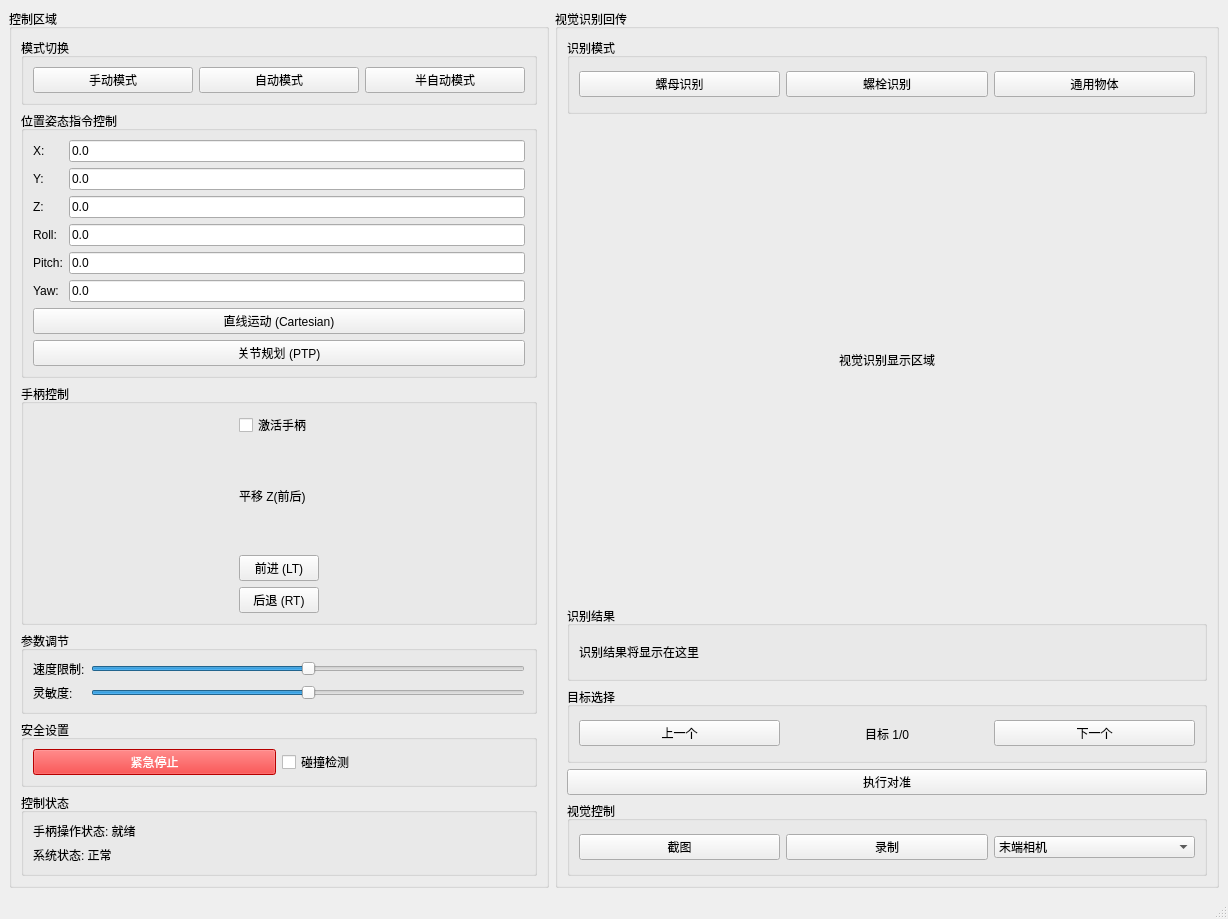
FecyJ/ui, file mainwindow.ui: the form before one commit.
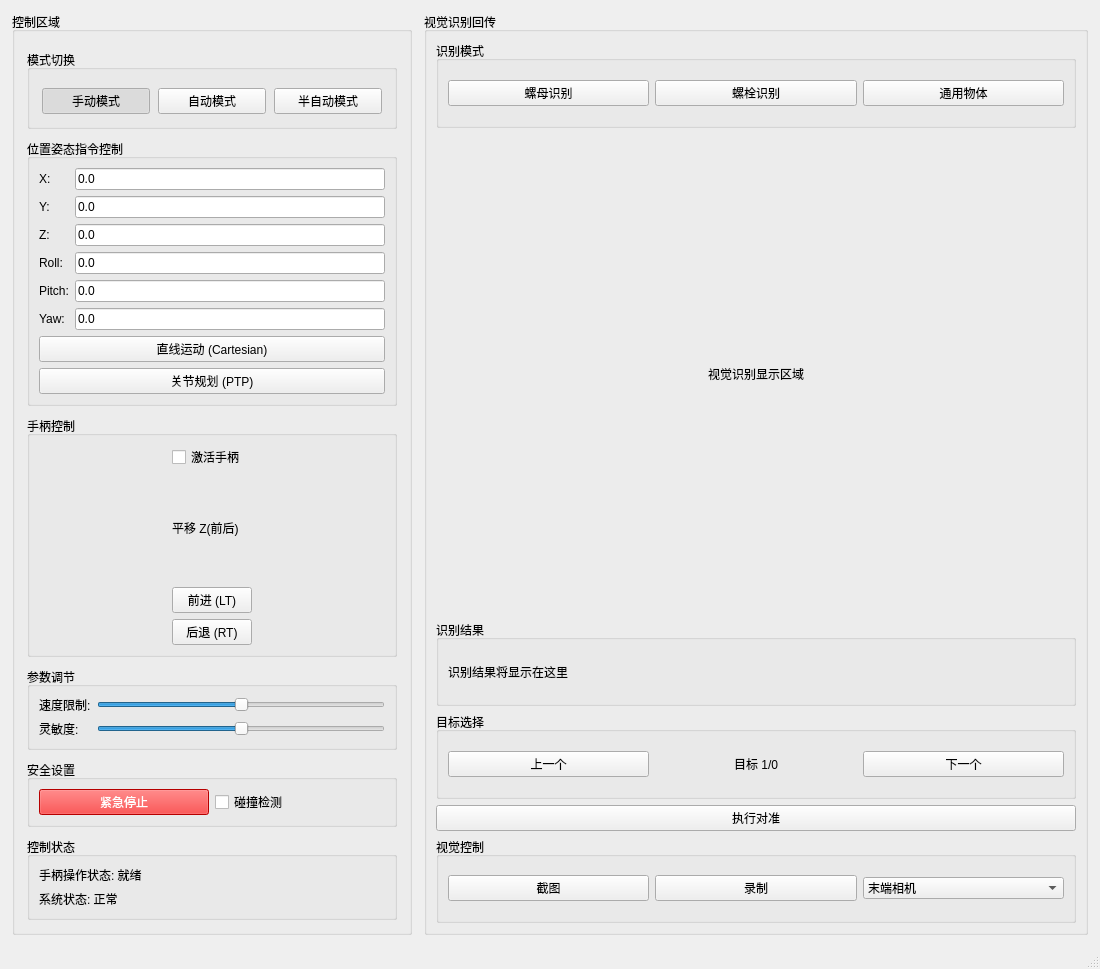
The form after the commit.

```diff
--- a/mainwindow.ui
+++ b/mainwindow.ui
@@ -15,13 +15,49 @@
   </property>
   <widget class="QWidget" name="centralwidget">
    <layout class="QHBoxLayout" name="horizontalLayout">
+    <property name="spacing">
+     <number>12</number>
+    </property>
+    <property name="leftMargin">
+     <number>12</number>
+    </property>
+    <property name="topMargin">
+     <number>12</number>
+    </property>
+    <property name="rightMargin">
+     <number>12</number>
+    </property>
+    <property name="bottomMargin">
+     <number>12</number>
+    </property>
     <!-- 左侧控制区域 -->
     <item>
      <widget class="QGroupBox" name="controlGroupBox">
       <property name="title">
        <string>控制区域</string>
       </property>
+      <property name="maximumSize">
+       <size>
+        <width>400</width>
+        <height>16777215</height>
+       </size>
+      </property>
       <layout class="QVBoxLayout" name="verticalLayout">
+       <property name="spacing">
+        <number>10</number>
+       </property>
+       <property name="leftMargin">
+        <number>12</number>
+       </property>
+       <property name="topMargin">
+        <number>18</number>
+       </property>
+       <property name="rightMargin">
+        <number>12</number>
+       </property>
+       <property name="bottomMargin">
+        <number>12</number>
+       </property>
        <!-- 模式切换 -->
        <item>
         <widget class="QGroupBox" name="modeGroupBox">
@@ -29,11 +65,32 @@
           <string>模式切换</string>
          </property>
          <layout class="QHBoxLayout" name="horizontalLayout_2">
+          <property name="spacing">
+           <number>8</number>
+          </property>
+          <property name="leftMargin">
+           <number>12</number>
+          </property>
+          <property name="topMargin">
+           <number>18</number>
+          </property>
+          <property name="rightMargin">
+           <number>12</number>
+          </property>
+          <property name="bottomMargin">
+           <number>12</number>
+          </property>
           <item>
            <widget class="QPushButton" name="manualModeButton">
             <property name="text">
              <string>手动模式</string>
             </property>
+            <property name="checkable">
+             <bool>true</bool>
+            </property>
+            <property name="checked">
+             <bool>true</bool>
+            </property>
            </widget>
           </item>
           <item>
@@ -41,6 +98,9 @@
             <property name="text">
              <string>自动模式</string>
             </property>
+            <property name="checkable">
+             <bool>true</bool>
+            </property>
            </widget>
           </item>
           <item>
@@ -48,6 +108,9 @@
             <property name="text">
              <string>半自动模式</string>
             </property>
+            <property name="checkable">
+             <bool>true</bool>
+            </property>
            </widget>
           </item>
          </layout>
```
